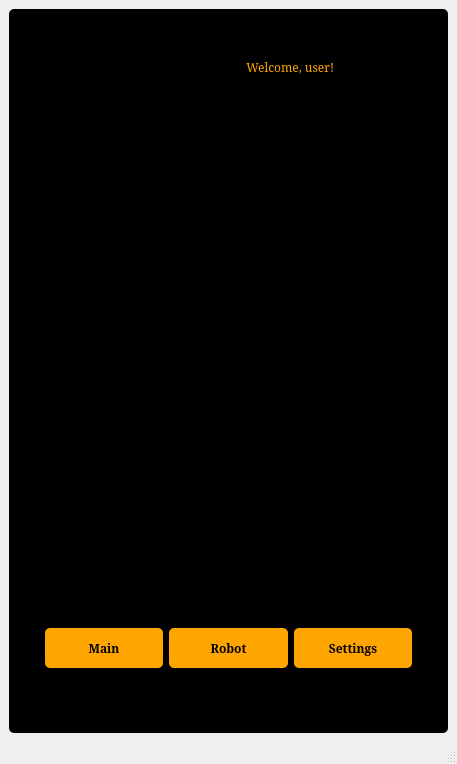
Old version of the form tangerbot/src/gui/user_gui/ui/tangerine.ui in the repository addinedu-ros-8th/ros-repo-4.
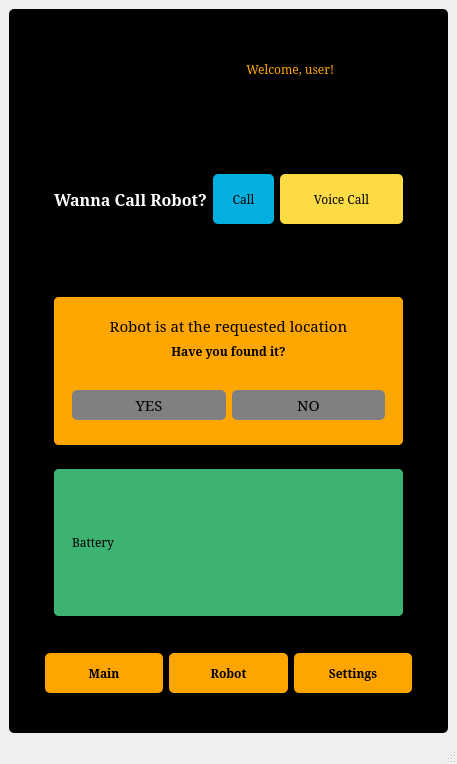
New version of the form. The open tabs and pages were chosen to show the change.

Commit message: edit ui (main, robot, settings)

```diff
--- a/tangerbot/src/gui/user_gui/ui/tangerine.ui
+++ b/tangerbot/src/gui/user_gui/ui/tangerine.ui
@@ -19,6 +19,7 @@
 	border-radius: 5px;
 	background-color: black;
 	color: white;
+	font-family:Serif;
 }</string>
    </property>
    <layout class="QGridLayout" name="gridLayout">
@@ -1086,23 +1087,8 @@
              <property name="frameShadow">
               <enum>QFrame::Raised</enum>
              </property>
-             <widget class="QFrame" name="frame_27">
-              <property name="geometry">
-               <rect>
-                <x>0</x>
-                <y>0</y>
-                <width>403</width>
-                <height>662</height>
-               </rect>
-              </property>
-              <property name="frameShape">
-               <enum>QFrame::StyledPanel</enum>
-              </property>
-              <property name="frameShadow">
-               <enum>QFrame::Raised</enum>
-              </property>
-              <layout class="QVBoxLayout" name="verticalLayout_12">
-               <item>
+             <layout class="QGridLayout" name="gridLayout_12">
+              <item row="0" column="0">
                 <widget class="QFrame" name="frame_28">
                  <property name="sizePolicy">
                   <sizepolicy hsizetype="Preferred" vsizetype="Preferred">
@@ -1160,7 +1146,7 @@
                  </layout>
                 </widget>
                </item>
-               <item>
+              <item row="1" column="0">
                 <widget class="QFrame" name="frame_29">
                  <property name="sizePolicy">
                   <sizepolicy hsizetype="Preferred" vsizetype="Preferred">
@@ -1174,13 +1160,13 @@
                  <property name="frameShadow">
                   <enum>QFrame::Raised</enum>
                  </property>
-                 <layout class="QVBoxLayout" name="verticalLayout_13">
+                <layout class="QVBoxLayout" name="verticalLayout_12">
                   <item>
                    <widget class="QFrame" name="frame_30">
                     <property name="sizePolicy">
                      <sizepolicy hsizetype="Preferred" vsizetype="Preferred">
                       <horstretch>0</horstretch>
-                      <verstretch>6</verstretch>
+                     <verstretch>1</verstretch>
                      </sizepolicy>
                     </property>
                     <property name="frameShape">
@@ -1189,6 +1175,301 @@
                     <property name="frameShadow">
                      <enum>QFrame::Raised</enum>
                     </property>
+                   <layout class="QHBoxLayout" name="horizontalLayout_12">
+                    <item>
+                     <widget class="QLabel" name="label_20">
+                      <property name="sizePolicy">
+                       <sizepolicy hsizetype="Preferred" vsizetype="Preferred">
+                        <horstretch>0</horstretch>
+                        <verstretch>0</verstretch>
+                       </sizepolicy>
+                      </property>
+                      <property name="font">
+                       <font>
+                        <family>Serif</family>
+                        <pointsize>12</pointsize>
+                        <weight>75</weight>
+                        <bold>true</bold>
+                       </font>
+                      </property>
+                      <property name="text">
+                       <string>&lt;html&gt;&lt;head/&gt;&lt;body&gt;&lt;p align=&quot;center&quot;&gt;Wanna Call Robot?&lt;/p&gt;&lt;/body&gt;&lt;/html&gt;</string>
+                      </property>
+                      <property name="alignment">
+                       <set>Qt::AlignCenter</set>
+                      </property>
+                     </widget>
+                    </item>
+                    <item>
+                     <widget class="QPushButton" name="pushButton">
+                      <property name="sizePolicy">
+                       <sizepolicy hsizetype="Minimum" vsizetype="Fixed">
+                        <horstretch>1</horstretch>
+                        <verstretch>0</verstretch>
+                       </sizepolicy>
+                      </property>
+                      <property name="minimumSize">
+                       <size>
+                        <width>0</width>
+                        <height>50</height>
+                       </size>
+                      </property>
+                      <property name="font">
+                       <font>
+                        <family>Serif</family>
+                        <weight>50</weight>
+                        <italic>false</italic>
+                        <bold>false</bold>
+                       </font>
+                      </property>
+                      <property name="styleSheet">
+                       <string notr="true">background-color:#02AFDF;
+border:10px;
+color:black;</string>
+                      </property>
+                      <property name="text">
+                       <string>Call</string>
+                      </property>
+                     </widget>
+                    </item>
+                    <item>
+                     <widget class="QPushButton" name="pushButton_2">
+                      <property name="sizePolicy">
+                       <sizepolicy hsizetype="Minimum" vsizetype="Fixed">
+                        <horstretch>2</horstretch>
+                        <verstretch>0</verstretch>
+                       </sizepolicy>
+                      </property>
+                      <property name="minimumSize">
+                       <size>
+                        <width>0</width>
+                        <height>50</height>
+                       </size>
+                      </property>
+                      <property name="styleSheet">
+                       <string notr="true">font-family:Serif;
+background-color:#FDDB44;
+color:black;</string>
+                      </property>
+                      <property name="text">
+                       <string>Voice Call</string>
+                      </property>
+                     </widget>
+                    </item>
+                   </layout>
+                  </widget>
+                 </item>
+                 <item>
+                  <widget class="QFrame" name="frame_40">
+                   <property name="sizePolicy">
+                    <sizepolicy hsizetype="Preferred" vsizetype="Preferred">
+                     <horstretch>0</horstretch>
+                     <verstretch>1</verstretch>
+                    </sizepolicy>
+                   </property>
+                   <property name="frameShape">
+                    <enum>QFrame::Box</enum>
+                   </property>
+                   <property name="frameShadow">
+                    <enum>QFrame::Raised</enum>
+                   </property>
+                   <layout class="QGridLayout" name="gridLayout_14">
+                    <item row="0" column="0">
+                     <widget class="QStackedWidget" name="stackedWidget_2">
+                      <property name="styleSheet">
+                       <string notr="true">background-color:#FFA700;
+color:black;
+border:10px;</string>
+                      </property>
+                      <property name="currentIndex">
+                       <number>2</number>
+                      </property>
+                      <widget class="QWidget" name="page_2">
+                       <layout class="QGridLayout" name="gridLayout_15">
+                        <item row="0" column="0">
+                         <widget class="QLabel" name="label_21">
+                          <property name="font">
+                           <font>
+                            <family>Serif</family>
+                           </font>
+                          </property>
+                          <property name="styleSheet">
+                           <string notr="true"/>
+                          </property>
+                          <property name="text">
+                           <string>You haven't called any robots.</string>
+                          </property>
+                          <property name="alignment">
+                           <set>Qt::AlignCenter</set>
+                          </property>
+                         </widget>
+                        </item>
+                       </layout>
+                      </widget>
+                      <widget class="QWidget" name="page_3">
+                       <property name="styleSheet">
+                        <string notr="true"/>
+                       </property>
+                       <layout class="QVBoxLayout" name="verticalLayout_13">
+                        <item>
+                         <widget class="QLabel" name="label_22">
+                          <property name="font">
+                           <font>
+                            <family>Serif</family>
+                           </font>
+                          </property>
+                          <property name="styleSheet">
+                           <string notr="true"/>
+                          </property>
+                          <property name="text">
+                           <string/>
+                          </property>
+                          <property name="alignment">
+                           <set>Qt::AlignCenter</set>
+                          </property>
+                         </widget>
+                        </item>
+                        <item>
+                         <widget class="QSlider" name="horizontalSlider">
+                          <property name="styleSheet">
+                           <string notr="true">background-color:#FFA700;
+border:10px;
+color:black;
+</string>
+                          </property>
+                          <property name="orientation">
+                           <enum>Qt::Horizontal</enum>
+                          </property>
+                         </widget>
+                        </item>
+                       </layout>
+                      </widget>
+                      <widget class="QWidget" name="page_4">
+                       <property name="styleSheet">
+                        <string notr="true"/>
+                       </property>
+                       <layout class="QVBoxLayout" name="verticalLayout_16">
+                        <item>
+                         <widget class="QFrame" name="frame_41">
+                          <property name="styleSheet">
+                           <string notr="true"/>
+                          </property>
+                          <property name="frameShape">
+                           <enum>QFrame::StyledPanel</enum>
+                          </property>
+                          <property name="frameShadow">
+                           <enum>QFrame::Raised</enum>
+                          </property>
+                          <layout class="QGridLayout" name="gridLayout_16">
+                           <item row="0" column="0">
+                            <widget class="QLabel" name="label_23">
+                             <property name="font">
+                              <font>
+                               <family>Serif</family>
+                               <pointsize>11</pointsize>
+                              </font>
+                             </property>
+                             <property name="text">
+                              <string>Robot is at the requested location</string>
+                             </property>
+                             <property name="alignment">
+                              <set>Qt::AlignCenter</set>
+                             </property>
+                            </widget>
+                           </item>
+                           <item row="1" column="0">
+                            <widget class="QLabel" name="label_24">
+                             <property name="font">
+                              <font>
+                               <family>Serif</family>
+                               <weight>75</weight>
+                               <bold>true</bold>
+                              </font>
+                             </property>
+                             <property name="layoutDirection">
+                              <enum>Qt::LeftToRight</enum>
+                             </property>
+                             <property name="text">
+                              <string>Have you found it?</string>
+                             </property>
+                             <property name="alignment">
+                              <set>Qt::AlignCenter</set>
+                             </property>
+                            </widget>
+                           </item>
+                          </layout>
+                         </widget>
+                        </item>
+                        <item>
+                         <widget class="QFrame" name="frame_42">
+                          <property name="styleSheet">
+                           <string notr="true">#frame_42 QPushButton{
+	background-color:gray;
+	border:10px;
+	color:black;
+}
+
+#frame_42{
+background-color:#FFA700;
+border:10px;
+color:black;
+}
+
+</string>
+                          </property>
+                          <property name="frameShape">
+                           <enum>QFrame::StyledPanel</enum>
+                          </property>
+                          <property name="frameShadow">
+                           <enum>QFrame::Raised</enum>
+                          </property>
+                          <layout class="QHBoxLayout" name="horizontalLayout_13">
+                           <item>
+                            <widget class="QPushButton" name="pushButton_12">
+                             <property name="minimumSize">
+                              <size>
+                               <width>0</width>
+                               <height>30</height>
+                              </size>
+                             </property>
+                             <property name="font">
+                              <font>
+                               <family>Serif</family>
+                               <pointsize>11</pointsize>
+                              </font>
+                             </property>
+                             <property name="text">
+                              <string>YES</string>
+                             </property>
+                            </widget>
+                           </item>
+                           <item>
+                            <widget class="QPushButton" name="pushButton_13">
+                             <property name="minimumSize">
+                              <size>
+                               <width>0</width>
+                               <height>30</height>
+                              </size>
+                             </property>
+                             <property name="font">
+                              <font>
+                               <family>Serif</family>
+                               <pointsize>11</pointsize>
+                              </font>
+                             </property>
+                             <property name="text">
+                              <string>NO</string>
+                             </property>
+                            </widget>
+                           </item>
+                          </layout>
+                         </widget>
+                        </item>
+                       </layout>
+                      </widget>
+                     </widget>
+                    </item>
+                   </layout>
                    </widget>
                   </item>
                   <item>
@@ -1196,21 +1477,150 @@
                     <property name="sizePolicy">
                      <sizepolicy hsizetype="Preferred" vsizetype="Preferred">
                       <horstretch>0</horstretch>
-                      <verstretch>4</verstretch>
-                     </sizepolicy>
-                    </property>
+                     <verstretch>1</verstretch>
+                    </sizepolicy>
+                   </property>
+                   <property name="styleSheet">
+                    <string notr="true"/>
+                   </property>
                     <property name="frameShape">
                      <enum>QFrame::StyledPanel</enum>
                     </property>
                     <property name="frameShadow">
                      <enum>QFrame::Raised</enum>
                     </property>
+                   <layout class="QGridLayout" name="gridLayout_17">
+                    <item row="0" column="0">
+                     <widget class="QStackedWidget" name="stackedWidget_3">
+                      <property name="styleSheet">
+                       <string notr="true">background-color:#3CB371;
+color:black;</string>
+                      </property>
+                      <property name="currentIndex">
+                       <number>0</number>
+                      </property>
+                      <widget class="QWidget" name="page_7">
+                       <layout class="QGridLayout" name="gridLayout_19">
+                        <item row="0" column="0">
+                         <widget class="QLabel" name="label_27">
+                          <property name="styleSheet">
+                           <string notr="true"/>
+                          </property>
+                          <property name="text">
+                           <string>No Robot Found.</string>
+                          </property>
+                          <property name="alignment">
+                           <set>Qt::AlignCenter</set>
+                          </property>
                    </widget>
                   </item>
                  </layout>
                 </widget>
+                      <widget class="QWidget" name="page_5">
+                       <property name="styleSheet">
+                        <string notr="true"/>
+                       </property>
+                       <layout class="QGridLayout" name="gridLayout_18">
+                        <item row="0" column="0">
+                         <widget class="QFrame" name="frame_43">
+                          <property name="frameShape">
+                           <enum>QFrame::StyledPanel</enum>
+                          </property>
+                          <property name="frameShadow">
+                           <enum>QFrame::Raised</enum>
+                          </property>
+                          <layout class="QHBoxLayout" name="horizontalLayout_14">
+                           <item>
+                            <widget class="QLabel" name="label_25">
+                             <property name="sizePolicy">
+                              <sizepolicy hsizetype="Preferred" vsizetype="Preferred">
+                               <horstretch>3</horstretch>
+                               <verstretch>0</verstretch>
+                              </sizepolicy>
+                             </property>
+                             <property name="styleSheet">
+                              <string notr="true">color:black;</string>
+                             </property>
+                             <property name="text">
+                              <string>Battery</string>
+                             </property>
+                            </widget>
                </item>
                <item>
+                            <widget class="QLabel" name="label_26">
+                             <property name="sizePolicy">
+                              <sizepolicy hsizetype="Preferred" vsizetype="Preferred">
+                               <horstretch>7</horstretch>
+                               <verstretch>0</verstretch>
+                              </sizepolicy>
+                             </property>
+                             <property name="styleSheet">
+                              <string notr="true">color:black;</string>
+                             </property>
+                             <property name="text">
+                              <string/>
+                             </property>
+                            </widget>
+                           </item>
+                          </layout>
+                         </widget>
+                        </item>
+                       </layout>
+                      </widget>
+                      <widget class="QWidget" name="page_6">
+                       <layout class="QGridLayout" name="gridLayout_20">
+                        <item row="0" column="0">
+                         <widget class="QFrame" name="frame_44">
+                          <property name="frameShape">
+                           <enum>QFrame::StyledPanel</enum>
+                          </property>
+                          <property name="frameShadow">
+                           <enum>QFrame::Raised</enum>
+                          </property>
+                          <layout class="QGridLayout" name="gridLayout_21">
+                           <item row="0" column="0">
+                            <widget class="QLabel" name="label_29">
+                             <property name="sizePolicy">
+                              <sizepolicy hsizetype="Preferred" vsizetype="Preferred">
+                               <horstretch>3</horstretch>
+                               <verstretch>0</verstretch>
+                              </sizepolicy>
+                             </property>
+                             <property name="styleSheet">
+                              <string notr="true">color:black;</string>
+                             </property>
+                             <property name="text">
+                              <string>Battery</string>
+                             </property>
+                            </widget>
+                           </item>
+                           <item row="0" column="1">
+                            <widget class="QLabel" name="label_28">
+                             <property name="sizePolicy">
+                              <sizepolicy hsizetype="Preferred" vsizetype="Preferred">
+                               <horstretch>7</horstretch>
+                               <verstretch>0</verstretch>
+                              </sizepolicy>
+                             </property>
+                             <property name="text">
+                              <string/>
+                             </property>
+                            </widget>
+                           </item>
+                          </layout>
+                         </widget>
+                        </item>
+                       </layout>
+                      </widget>
+                     </widget>
+                    </item>
+                   </layout>
+                  </widget>
+                 </item>
+                </layout>
+               </widget>
+              </item>
+              <item row="2" column="0">
                 <widget class="QFrame" name="frame_32">
                  <property name="sizePolicy">
                   <sizepolicy hsizetype="Preferred" vsizetype="Preferred">
@@ -1301,7 +1711,6 @@
                 </widget>
                </item>
               </layout>
-             </widget>
             </widget>
            </item>
           </layout>
```
Left out of the diff: 63 changed lines with no effect on the pictures. Lines whose indentation alone changed are shown as unchanged.
